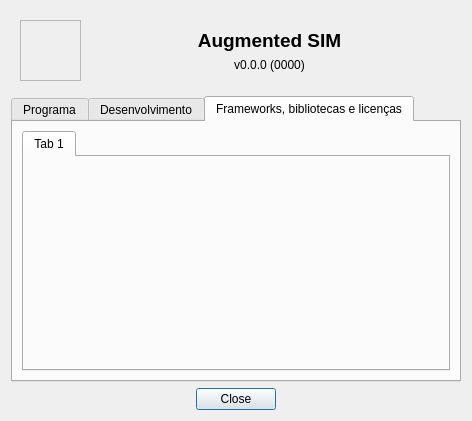
First picture: the form in augmented_sim/gui/about.ui, repository Recovida/augmented-sim, before the edit.
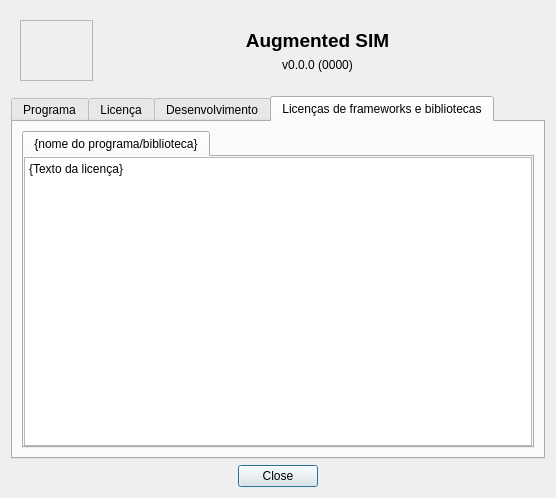
Second picture: the form after the edit. The open tabs and pages were chosen to show the change.

Commit message: Inclusão das licenças das bibliotecas utilizadas

```diff
--- a/augmented_sim/gui/about.ui
+++ b/augmented_sim/gui/about.ui
@@ -9,8 +9,8 @@
    <rect>
     <x>0</x>
     <y>0</y>
-    <width>472</width>
-    <height>421</height>
+    <width>556</width>
+    <height>498</height>
    </rect>
   </property>
   <property name="windowTitle">
@@ -89,6 +89,13 @@
          </property>
         </widget>
        </item>
+      </layout>
+     </widget>
+     <widget class="QWidget" name="tab_5">
+      <attribute name="title">
+       <string>Licença</string>
+      </attribute>
+      <layout class="QHBoxLayout" name="horizontalLayout_2">
        <item>
         <widget class="QLabel" name="label_help_link">
          <property name="text">
@@ -147,7 +154,7 @@
      </widget>
      <widget class="QWidget" name="tab_2">
       <attribute name="title">
-       <string>Frameworks, bibliotecas e licenças</string>
+       <string>Licenças de frameworks e bibliotecas</string>
       </attribute>
       <layout class="QVBoxLayout" name="verticalLayout_4">
        <item>
@@ -157,8 +164,70 @@
          </property>
          <widget class="QWidget" name="tab_4">
           <attribute name="title">
-           <string>Tab 1</string>
+           <string>{nome do programa/biblioteca}</string>
           </attribute>
+          <layout class="QVBoxLayout" name="verticalLayout_8">
+           <property name="leftMargin">
+            <number>0</number>
+           </property>
+           <property name="topMargin">
+            <number>0</number>
+           </property>
+           <property name="rightMargin">
+            <number>0</number>
+           </property>
+           <property name="bottomMargin">
+            <number>0</number>
+           </property>
+           <item>
+            <widget class="QScrollArea" name="scrollArea_2">
+             <property name="widgetResizable">
+              <bool>true</bool>
+             </property>
+             <widget class="QWidget" name="scrollAreaWidgetContents_2">
+              <property name="geometry">
+               <rect>
+                <x>0</x>
+                <y>0</y>
+                <width>510</width>
+                <height>280</height>
+               </rect>
+              </property>
+              <layout class="QVBoxLayout" name="verticalLayout_7">
+               <property name="leftMargin">
+                <number>0</number>
+               </property>
+               <property name="topMargin">
+                <number>0</number>
+               </property>
+               <property name="rightMargin">
+                <number>0</number>
+               </property>
+               <property name="bottomMargin">
+                <number>0</number>
+               </property>
+               <item>
+                <widget class="QTextBrowser" name="textBrowser">
+                 <property name="frameShape">
+                  <enum>QFrame::NoFrame</enum>
+                 </property>
+                 <property name="html">
+                  <string>&lt;!DOCTYPE HTML PUBLIC &quot;-//W3C//DTD HTML 4.0//EN&quot; &quot;http://www.w3.org/TR/REC-html40/strict.dtd&quot;&gt;
+&lt;html&gt;&lt;head&gt;&lt;meta name=&quot;qrichtext&quot; content=&quot;1&quot; /&gt;&lt;style type=&quot;text/css&quot;&gt;
+p, li { white-space: pre-wrap; }
+&lt;/style&gt;&lt;/head&gt;&lt;body style=&quot; font-family:'Ubuntu'; font-size:9pt; font-weight:400; font-style:normal;&quot;&gt;
+&lt;p style=&quot; margin-top:0px; margin-bottom:0px; margin-left:0px; margin-right:0px; -qt-block-indent:0; text-indent:0px;&quot;&gt;{Texto da licença}&lt;/p&gt;&lt;/body&gt;&lt;/html&gt;</string>
+                 </property>
+                 <property name="openExternalLinks">
+                  <bool>true</bool>
+                 </property>
+                </widget>
+               </item>
+              </layout>
+             </widget>
+            </widget>
+           </item>
+          </layout>
          </widget>
         </widget>
        </item>
```
Left out of the diff: 95 changed lines with no effect on the pictures. The commit also changes 12 other files.
